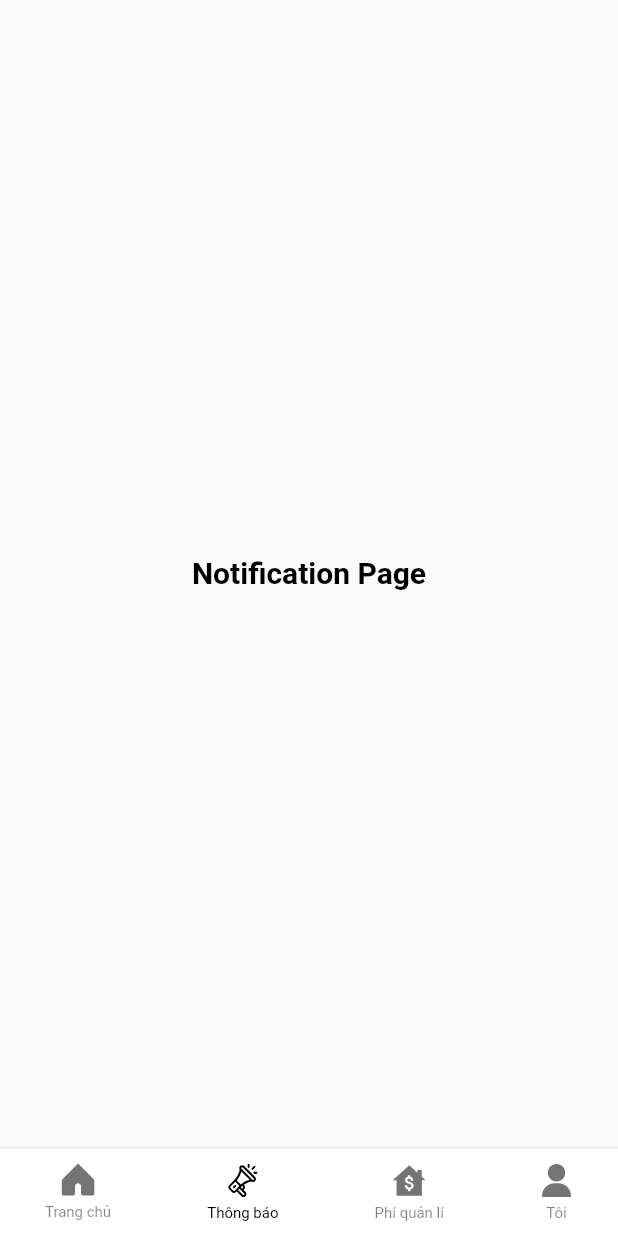
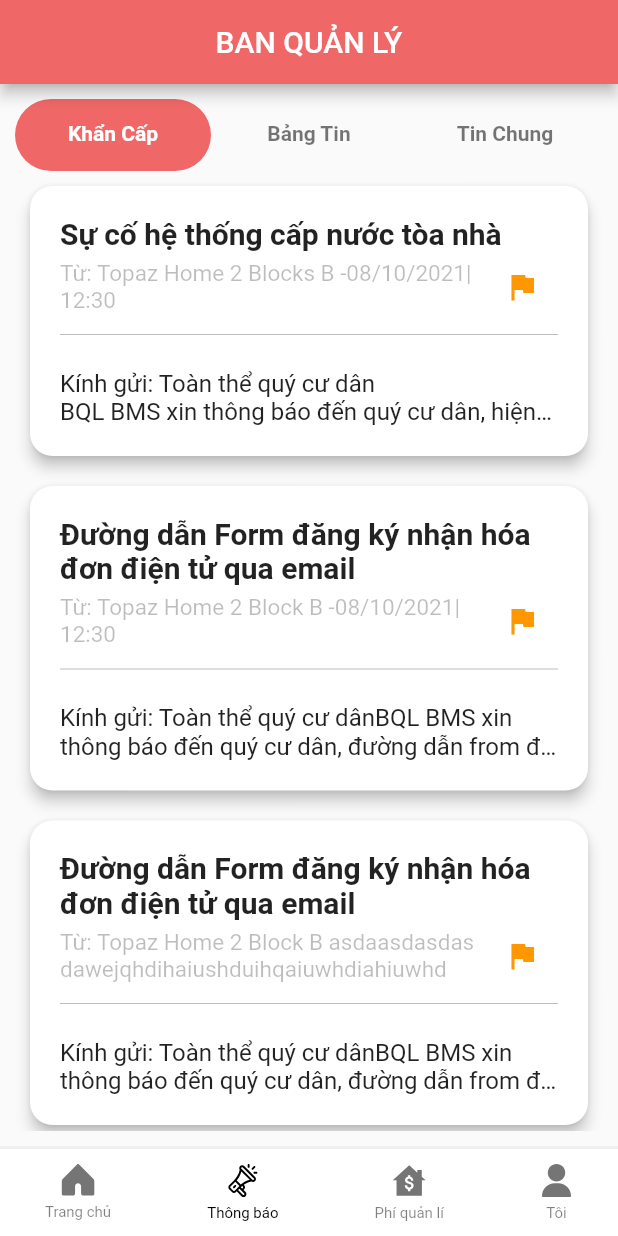
Before and after one commit to linhvtt-fpt/HCI-congdongchungcu-flutter, a Flutter app: the screen it shows after launch, item 2 of the bottom bar chosen, on a phone screen of 412 x 824 dp. Run offline on Flutter 3.47's test engine with Material 2 defaults, Android fonts, the light colour scheme and no system bars; our stand-ins replace animate_do, carousel_slider, dio, flutter_svg, line_icons; network calls fail.

Commit message:
fix conflict

```diff
--- /dev/null
+++ b/lib/Fake_Data/fake_data.dart
@@ -0,0 +1,89 @@
+import 'package:test_flutter_template/model/categoryDetail.dart';
+import 'package:test_flutter_template/model/notificationDetail.dart';
+
+const FAKE_CATRGORY = const [
+  Category(id: 1, content: "Khẩn Cấp"),
+  Category(id: 2, content: "Bảng Tin"),
+  Category(id: 3, content: "Tin Chung"),
+];
+
+var FAKE_NOTIFICATION = [
+  NotificationDetail(
+      title: "Sự cố hệ thống cấp nước tòa nhà",
+      fromApartment: "Từ: Topaz Home 2 Blocks B -08/10/2021| 12:30",
+      content: "Kính gửi: Toàn thể quý cư dân"
+          "\n"
+          "BQL BMS xin thông báo đến quý cư dân, hiện tại đang xảy ra sự cố hệ thống cấp nước tòa nhà "
+          "kỹ thuật đang tiến hành kiểm tra và khắc phục.\n"
+          "\n"
+          "-Thời gian dự kiến : Từ 9 giờ 00 đến hết 12 giờ 00 \n"
+          "\n"
+          "Trân trọng !",
+      categoryId: 1),
+  NotificationDetail(
+      title: "Đường dẫn Form đăng ký nhận hóa đơn điện tử qua email",
+      fromApartment: "Từ: Topaz Home 2 Block B -08/10/2021| 12:30",
+      content: "Kính gửi: Toàn thể quý cư dân"
+          "BQL BMS xin thông báo đến quý cư dân, đường dẫn from đăng kí nhận hóa đơn qua điện tử email"
+          "BQL BMS xin thông báo đến quý cư dân, đường dẫn from đăng kí nhận hóa đơn qua điện tử email"
+          "BQL BMS xin thông báo đến quý cư dân, đường dẫn from đăng kí nhận hóa đơn qua điện tử email"
+          "BQL BMS xin thông báo đến quý cư dân, đường dẫn from đăng kí nhận hóa đơn qua điện tử email",
+      categoryId: 2),
+  NotificationDetail(
+      title: "Đường dẫn Form đăng ký nhận hóa đơn điện tử qua email",
+      fromApartment: "Từ: Topaz Home 2 Block B -08/10/2021| 12:30",
+      content: "Kính gửi: Toàn thể quý cư dân"
+          "BQL BMS xin thông báo đến quý cư dân, đường dẫn from đăng kí nhận hóa đơn qua điện tử email"
+          "BQL BMS xin thông báo đến quý cư dân, đường dẫn from đăng kí nhận hóa đơn qua điện tử email"
+          "BQL BMS xin thông báo đến quý cư dân, đường dẫn from đăng kí nhận hóa đơn qua điện tử email"
+          "BQL BMS xin thông báo đến quý cư dân, đường dẫn from đăng kí nhận hóa đơn qua điện tử email",
+      categoryId: 3),
+  NotificationDetail(
+      title: "Đường dẫn Form đăng ký nhận hóa đơn điện tử qua email",
+      fromApartment: "Từ: Topaz Home 2 Block B -08/10/2021| 12:30",
+      content: "Kính gửi: Toàn thể quý cư dân"
+          "BQL BMS xin thông báo đến quý cư dân, đường dẫn from đăng kí nhận hóa đơn qua điện tử email"
+          "BQL BMS xin thông báo đến quý cư dân, đường dẫn from đăng kí nhận hóa đơn qua điện tử email"
+          "BQL BMS xin thông báo đến quý cư dân, đường dẫn from đăng kí nhận hóa đơn qua điện tử email"
+          "BQL BMS xin thông báo đến quý cư dân, đường dẫn from đăng kí nhận hóa đơn qua điện tử email",
+      categoryId: 2),
+  NotificationDetail(
+      title: "Đường dẫn Form đăng ký nhận hóa đơn điện tử qua email",
+      fromApartment: "Từ: Topaz Home 2 Block B -08/10/2021| 12:30",
+      content: "Kính gửi: Toàn thể quý cư dân"
+          "BQL BMS xin thông báo đến quý cư dân, đường dẫn from đăng kí nhận hóa đơn qua điện tử email"
+          "BQL BMS xin thông báo đến quý cư dân, đường dẫn from đăng kí nhận hóa đơn qua điện tử email"
+          "BQL BMS xin thông báo đến quý cư dân, đường dẫn from đăng kí nhận hóa đơn qua điện tử email"
+          "BQL BMS xin thông báo đến quý cư dân, đường dẫn from đăng kí nhận hóa đơn qua điện tử email",
+      categoryId: 1),
+  NotificationDetail(
+      title: "Đường dẫn Form đăng ký nhận hóa đơn điện tử qua email",
+      fromApartment:
+          "Từ: Topaz Home 2 Block B asdaasdasdasdawejqhdihaiushduihqaiuwhdiahiuwhd",
+      content: "Kính gửi: Toàn thể quý cư dân"
+          "BQL BMS xin thông báo đến quý cư dân, đường dẫn from đăng kí nhận hóa đơn qua điện tử email"
+          "BQL BMS xin thông báo đến quý cư dân, đường dẫn from đăng kí nhận hóa đơn qua điện tử email"
+          "BQL BMS xin thông báo đến quý cư dân, đường dẫn from đăng kí nhận hóa đơn qua điện tử email"
+          "BQL BMS xin thông báo đến quý cư dân, đường dẫn from đăng kí nhận hóa đơn qua điện tử email",
+      categoryId: 2),
+  NotificationDetail(
+      title: "Đường dẫn Form đăng ký nhận hóa đơn điện tử qua email",
+      fromApartment:
+          "Từ: Topaz Home 2 Block B asdaasdasdasdawejqhdihaiushduihqaiuwhdiahiuwhd",
+      content: "Kính gửi: Toàn thể quý cư dân"
+          "BQL BMS xin thông báo đến quý cư dân, đường dẫn from đăng kí nhận hóa đơn qua điện tử email"
+          "BQL BMS xin thông báo đến quý cư dân, đường dẫn from đăng kí nhận hóa đơn qua điện tử email"
+          "BQL BMS xin thông báo đến quý cư dân, đường dẫn from đăng kí nhận hóa đơn qua điện tử email"
+          "BQL BMS xin thông báo đến quý cư dân, đường dẫn from đăng kí nhận hóa đơn qua điện tử email",
+      categoryId: 3),
+  NotificationDetail(
+      title: "Đường dẫn Form đăng ký nhận hóa đơn điện tử qua email",
+      fromApartment:
+          "Từ: Topaz Home 2 Block B asdaasdasdasdawejqhdihaiushduihqaiuwhdiahiuwhd",
+      content: "Kính gửi: Toàn thể quý cư dân"
+          "BQL BMS xin thông báo đến quý cư dân, đường dẫn from đăng kí nhận hóa đơn qua điện tử email"
+          "BQL BMS xin thông báo đến quý cư dân, đường dẫn from đăng kí nhận hóa đơn qua điện tử email"
+          "BQL BMS xin thông báo đến quý cư dân, đường dẫn from đăng kí nhận hóa đơn qua điện tử email"
+          "BQL BMS xin thông báo đến quý cư dân, đường dẫn from đăng kí nhận hóa đơn qua điện tử email",
+      categoryId: 1),
+];
--- /dev/null
+++ b/lib/list_view/girdViewListItemPage.dart
@@ -0,0 +1,51 @@
+import 'package:flutter/material.dart';
+import 'package:test_flutter_template/json/product_data_json.dart';
+import 'package:test_flutter_template/json/product_model.dart';
+
+class GridViewListItemPage extends StatelessWidget {
+  List<Product> list = allProduct;
+
+  @override
+  Widget build(BuildContext context) {
+    return Scaffold(
+        appBar: AppBar(
+          title: Text('test'),
+        ),
+        body: Container(
+          child: GridView.count(
+            crossAxisCount: 3,
+            children: [
+              Container(
+                  child: Column(
+                children: [
+                  Container(
+                    height: 100,
+                    width: 100,
+                    decoration: BoxDecoration(
+                      image: DecorationImage(
+                        image: AssetImage('assets/images/trasua.jpg'),
+                        fit: BoxFit.fill,
+                      ),
+                    ),
+                  ),
+                  SizedBox(height: 3),
+                  Text('testasdaasdasdasdasdasdasdas',
+                      style: TextStyle(
+                          color: Colors.black, fontWeight: FontWeight.bold)),
+                  SizedBox(height: 5),
+                  Text('20.000đ')
+                ],
+              )),
+            ],
+          ),
+        ));
+  }
+}
+
+            // Container(
+            //     decoration: BoxDecoration(
+            //       image: DecorationImage(
+            //         image: AssetImage('assets/images/trasua.jpg'),
+            //       ),
+            //     ),
+            //   ),
--- /dev/null
+++ b/lib/list_view/listViewNotification.dart
@@ -0,0 +1,91 @@
+import 'package:flutter/cupertino.dart';
+import 'package:flutter/material.dart';
+import 'package:test_flutter_template/model/notificationDetail.dart';
+import 'package:test_flutter_template/pages/notification_page_detail.dart';
+
+class ListViewNotification extends StatelessWidget {
+  List<NotificationDetail> list;
+
+  final int CatagoryId;
+
+  ListViewNotification({required this.list, required this.CatagoryId});
+
+  @override
+  Widget build(BuildContext context) {
+    //
+    list = list.where((element) => element.categoryId == CatagoryId).toList();
+    //
+    return ListView.builder(
+        itemCount: list.length,
+        itemBuilder: (context, index) {
+          return Card(
+            margin: EdgeInsets.all(10),
+            elevation: 4.0,
+            shape: RoundedRectangleBorder(
+              borderRadius: BorderRadius.circular(15.0),
+            ),
+            child: Container(
+              padding: EdgeInsets.all(10),
+              margin: EdgeInsets.all(10),
+              // decoration: BoxDecoration(
+              //     borderRadius: BorderRadius.circular(10.0),
+              //     border: Border.all(color: Colors.grey)),
+              child: GestureDetector(
+                onTap: () {
+                  Navigator.push(
+                      context,
+                      MaterialPageRoute(
+                          builder: (context) => NotificationPageDetail(
+                                notificationDetail: list[index],
+                              )));
+                },
+                child: Column(
+                  crossAxisAlignment: CrossAxisAlignment.start,
+                  children: [
+                    Text(
+                      list[index].title,
+                      style: TextStyle(
+                        fontWeight: FontWeight.bold,
+                        fontSize: 20,
+                      ),
+                    ),
+                    Row(
+                      children: [
+                        Expanded(
+                          child: Text(
+                            list[index].fromApartment,
+                            style: TextStyle(
+                              color: Colors.black26,
+                              fontSize: 15,
+                            ),
+                          ),
+                        ),
+                        IconButton(
+                          onPressed: () {},
+                          icon: Icon(
+                            Icons.flag,
+                            color: Colors.orange,
+                          ),
+                        ),
+                      ],
+                    ),
+                    Divider(
+                      color: Colors.black26,
+                    ),
+                    SizedBox(
+                      height: 15,
+                    ),
+                    Text(
+                      list[index].content,
+                      style: TextStyle(fontSize: 16),
+                      maxLines: 2,
+                      overflow: TextOverflow.ellipsis,
+                    )
+                  ],
+                ),
+              ),
+            ),
+          );
+        });
+  }
+}
--- /dev/null
+++ b/lib/model/categoryDetail.dart
@@ -0,0 +1,17 @@
+class Category{
+
+  final int id;
+  final String content;
+
+  const Category(
+      {
+        required this.id,
+        required this.content,
+      }
+      );
+
+
+
+
+
+}
--- /dev/null
+++ b/lib/model/notificationDetail.dart
@@ -0,0 +1,17 @@
+class NotificationDetail{
+  final String title;
+  final String fromApartment;
+  final String content;
+  final int categoryId;
+
+  NotificationDetail(
+      {
+    required this.title,
+    required this.fromApartment,
+    required this.content,
+    required this.categoryId
+     }
+      );
+
+
+}
--- a/lib/pages/home_page.dart
+++ b/lib/pages/home_page.dart
@@ -9,6 +9,7 @@ import 'package:intl/intl.dart';
 import 'package:test_flutter_template/json/home_page_json.dart';
 import 'package:test_flutter_template/json/product_data_json.dart';
 import 'package:test_flutter_template/json/product_model.dart';
+import 'package:test_flutter_template/list_view/girdViewListItemPage.dart';
 import 'package:test_flutter_template/pages/cart_page.dart';
 import 'package:test_flutter_template/pages/store_detail_pages.dart';
 import 'package:test_flutter_template/theme/colors.dart';
@@ -17,7 +18,6 @@ import 'package:test_flutter_template/widgets/custom_slider.dart';
 import 'package:test_flutter_template/json/cart_product_json.dart';
 
 class HomePage extends StatefulWidget {
-
   @override
   _HomePageState createState() => _HomePageState();
 }
@@ -58,7 +58,10 @@ class _HomePageState extends State<HomePage> {
                             builder: (context) => Cart(cartList));
                         Navigator.push(context, route);
                       },
-                      icon: Icon(Icons.shopping_cart_sharp, size: 28,),
+                      icon: Icon(
+                        Icons.shopping_cart_sharp,
+                        size: 28,
+                      ),
                       color: Colors.white,
                     ),
                     if (cartList.length > 0)
@@ -123,7 +126,15 @@ class _HomePageState extends State<HomePage> {
                     margin: EdgeInsets.only(left: 20),
                     child: Row(
                         children: List.generate(categories.length, (index) {
-                      return Padding(
+                      return GestureDetector(
+                        onTap: () {
+                          Navigator.push(
+                              context,
+                              MaterialPageRoute(
+                                  builder: (context) =>
+                                      GridViewListItemPage()));
+                        },
+                        child: Padding(
                           padding: const EdgeInsets.only(right: 30),
                           child: Column(
                             children: [
@@ -141,6 +152,7 @@ class _HomePageState extends State<HomePage> {
                                 style: customContent,
                               )
                             ],
+                          ),
                         ),
                       );
                     })),
@@ -222,7 +234,8 @@ class _HomePageState extends State<HomePage> {
                                       color: Colors.red,
                                     ),
                                     Text(
-                                       NumberFormat.decimalPattern().format(allProduct[index].price),
+                                      NumberFormat.decimalPattern()
+                                          .format(allProduct[index].price),
                                       style: TextStyle(
                                           fontSize: 16,
                                           color: Colors.red,
--- /dev/null
+++ b/lib/pages/notification_page.dart
@@ -0,0 +1,144 @@
+import 'package:flutter/cupertino.dart';
+import 'package:flutter/material.dart';
+import 'package:test_flutter_template/Fake_Data/fake_data.dart';
+import 'package:test_flutter_template/list_view/listViewNotification.dart';
+import 'package:test_flutter_template/model/categoryDetail.dart';
+import 'package:test_flutter_template/model/notificationDetail.dart';
+
+class NotificationPage extends StatefulWidget {
+//
+
+  @override
+  State<NotificationPage> createState() => _NotificationPageState();
+}
+
+class _NotificationPageState extends State<NotificationPage> {
+  @override
+  Widget build(BuildContext context) {
+    //
+    //Color colorContaniner = Colors.grey;
+    //
+    List<Category> listCate = FAKE_CATRGORY;
+    //
+    List<NotificationDetail> listNotification = FAKE_NOTIFICATION;
+
+    return DefaultTabController(
+      length: listCate.length,
+      child: Scaffold(
+        appBar: AppBar(
+          backgroundColor: Color.fromRGBO(240, 103, 103, 1),
+          title: Center(child: Text('BAN QUẢN LÝ')),
+        ),
+        body: Container(
+            padding: EdgeInsets.all(10),
+            child: Column(
+              children: [
+                TabBar(
+                  unselectedLabelColor: Colors.black54,
+                  indicatorColor: Colors.black,
+                  labelStyle: TextStyle(fontWeight: FontWeight.bold),
+                  labelColor: Colors.white,
+                  indicatorSize: TabBarIndicatorSize.tab,
+                  indicator: BoxDecoration(
+                    color: Color.fromRGBO(240, 103, 103, 1),
+                    borderRadius: BorderRadius.circular(30),
+                  ),
+                  tabs: [
+                    Container(
+                      width: 100,
+                      child: Tab(
+                        text: listCate[0].content.toString(),
+                      ),
+                      decoration: BoxDecoration(
+                        borderRadius: BorderRadius.circular(15),
+                        //color: colorContaniner,
+                      ),
+                    ),
+
+                    Container(
+                      width: 100,
+                      child: Tab(
+                        text: listCate[1].content.toString(),
+                      ),
+                      decoration: BoxDecoration(
+                        borderRadius: BorderRadius.circular(15),
+                        //color: colorContaniner,
+                      ),
+                    ),
+
+                    Container(
+                      width: 100,
+                      child: Tab(
+                        text: listCate[2].content.toString(),
+                      ),
+                      decoration: BoxDecoration(
+                        borderRadius: BorderRadius.circular(15),
+                        //color: colorContaniner,
+                      ),
+                    ),
+
+                    // Container(
+                    //   width: 100,
+                    //   child: Tab(text: listCate[3].content.toString(),),
+                    //   decoration: BoxDecoration(
+                    //     borderRadius: BorderRadius.circular(15),
+                    //     //color: colorContaniner,
+                    //   ),
+                    // ),
+                  ],
+                ),
+                Expanded(
+                  child: Container(
+                    child: TabBarView(
+                      children: [
+                        ListViewNotification(
+                            list: listNotification, CatagoryId: 1),
+                        ListViewNotification(
+                            list: listNotification, CatagoryId: 2),
+                        ListViewNotification(
+                            list: listNotification, CatagoryId: 3),
+                      ],
+                    ),
+                  ),
+                )
+              ],
+            )),
+      ),
+    );
+  }
+}
+
+
+
+
+
+
+
+
+
+
+// bottom: TabBar(
+//   indicator: BoxDecoration(
+//     color: Colors.white
+//   ),
+//   tabs: [
+//     Container(
+//       child: Tab(text: listCate[0].content.toString(),),
+//       decoration: BoxDecoration(
+//         borderRadius: BorderRadius.circular(15),
+//
+//       ),
+//     ),
+//     Container(
+//       child: Tab(text: listCate[1].content.toString()),
+//     ),
+//     Container(
+//       child: Tab(text: listCate[2].content.toString()),
+//     ),
+//     Container(
+//       child: Tab(text: listCate[3].content.toString()),
+//     ),
+//   ],
+// ),
+
+//class
--- /dev/null
+++ b/lib/pages/notification_page_detail.dart
@@ -0,0 +1,70 @@
+import 'package:flutter/cupertino.dart';
+import 'package:flutter/material.dart';
+import 'package:test_flutter_template/model/notificationDetail.dart';
+
+class NotificationPageDetail extends StatelessWidget {
+  NotificationDetail notificationDetail;
+
+  NotificationPageDetail({required this.notificationDetail});
+
+  @override
+  Widget build(BuildContext context) {
+    return Scaffold(
+      appBar: AppBar(
+        backgroundColor: Color.fromRGBO(240, 103, 103, 1),
+        title: Text('Chi Tiết Thông Báo'),
+      ),
+      body: Card(
+        margin: EdgeInsets.all(10),
+        elevation: 4.0,
+        shape: RoundedRectangleBorder(
+          borderRadius: BorderRadius.circular(15.0),
+        ),
+        child: Container(
+          padding: EdgeInsets.all(10),
+          margin: EdgeInsets.all(10),
+          // decoration: BoxDecoration(
+          //     borderRadius: BorderRadius.circular(10.0),
+          //     border: Border.all(color: Colors.grey)),
+          child: Column(
+            crossAxisAlignment: CrossAxisAlignment.start,
+            children: [
+              Text(
+                notificationDetail.title,
+                style: TextStyle(
+                  fontWeight: FontWeight.bold,
+                  fontSize: 20,
+                ),
+              ),
+              SizedBox(
+                height: 15,
+              ),
+              Text(
+                notificationDetail.fromApartment,
+                style: TextStyle(
+                  color: Colors.black26,
+                  fontSize: 15,
+                ),
+              ),
+              SizedBox(
+                height: 15,
+              ),
+              Divider(
+                color: Colors.black26,
+              ),
+              SizedBox(
+                height: 15,
+              ),
+              Text(
+                notificationDetail.content,
+                style: TextStyle(
+                  fontSize: 16,
+                ),
+              )
+            ],
+          ),
+        ),
+      ),
+    );
+  }
+}
--- a/lib/pages/root_app.dart
+++ b/lib/pages/root_app.dart
@@ -3,6 +3,7 @@ import 'package:flutter_svg/flutter_svg.dart';
 import 'package:test_flutter_template/json/product_data_json.dart';
 // import 'package:test_flutter_template/pages/filter_list_page.dart';
 import 'package:test_flutter_template/pages/home_page.dart';
+import 'package:test_flutter_template/pages/notification_page.dart';
 import 'package:test_flutter_template/pages/profile_page.dart';
 import 'package:test_flutter_template/theme/colors.dart';
 
@@ -78,13 +79,8 @@ class _RootAppState extends State<RootApp> {
       HomePage(),
       // FilterListPage(),
 
-      Center(
-        child: Text(
-          "Notification Page",
-          style: TextStyle(
-              fontSize: 20, fontWeight: FontWeight.bold, color: black),
-        ),
-      ),
+      NotificationPage(),
+
       Center(
         child: Text(
           "Fee Page",
@@ -107,7 +103,7 @@ class _RootAppState extends State<RootApp> {
       "assets/images/house-value.svg",
       "assets/images/account_icon.svg"
     ];
-    List textItems = ["Trang chủ", "Thông báo", "Phí quản lí" ,"Tôi"];
+    List textItems = ["Trang chủ", "Thông báo", "Phí quản lí", "Tôi"];
     return Container(
       width: double.infinity,
       height: 60,
@@ -116,8 +112,7 @@ class _RootAppState extends State<RootApp> {
           border: Border(
               top: BorderSide(width: 2, color: black.withOpacity(0.06)))),
       child: Padding(
-        padding:
-            const EdgeInsets.only(left: 30, right: 30, bottom: 0, top: 10),
+        padding: const EdgeInsets.only(left: 30, right: 30, bottom: 0, top: 10),
         child: Row(
           crossAxisAlignment: CrossAxisAlignment.start,
           mainAxisAlignment: MainAxisAlignment.spaceBetween,
@@ -152,11 +147,10 @@ class _RootAppState extends State<RootApp> {
     );
   }
 
-
-
   selectedTab(index) {
     setState(() {
       pageIndex = index;
+      if (pageIndex == 1) {}
     });
   }
 }
--- a/pubspec.yaml
+++ b/pubspec.yaml
@@ -37,8 +37,8 @@ dependencies:
   cupertino_icons: ^1.0.2
   line_icons:
   flutter_svg: ^0.22.0
-  carousel_slider: ^2.2.1
-  animate_do: ^1.7.3
+  carousel_slider: ^4.0.0
+  animate_do: ^2.0.0
   intl: ^0.17.0
 
 dev_dependencies:
```
Also changed, not shown: pubspec.lock. Lines whose indentation alone changed are shown as unchanged.
